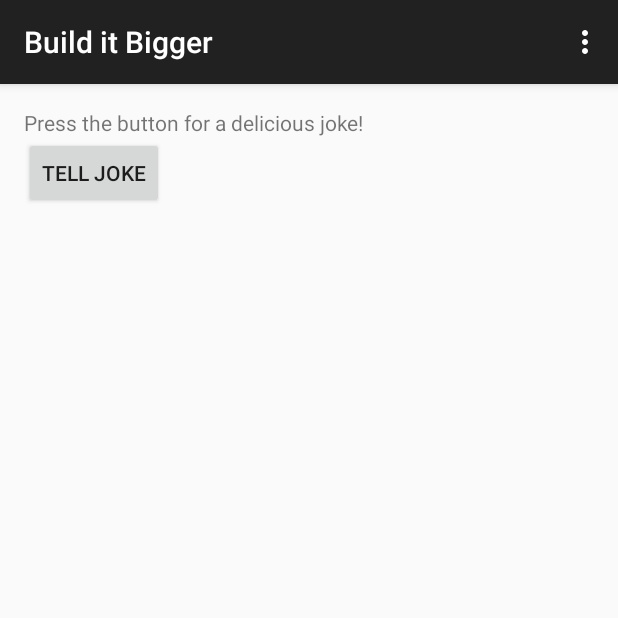
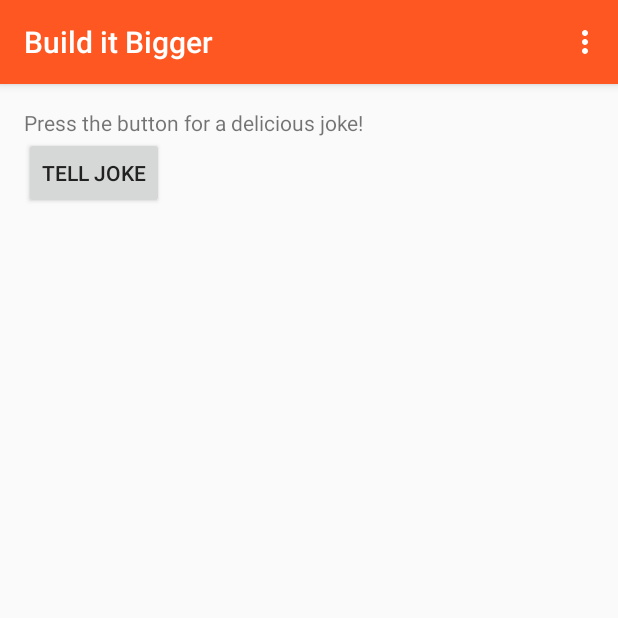
Before and after one commit to ecarrara-araujo/complete-joker, an Android app: the screen it shows after launch (MainActivity), on a phone screen of 412 x 824 dp, the top half of it. Run offline under Robolectric (Android 15) with nearby library versions, the phone set to English and light mode, and no system bars; our stand-ins replace Dagger/Hilt's generated code, Timber; libraries missing offline, so code that uses them is left out: android.support.test; 5 statements that could not run were skipped.

Commit message:
chore: adding some colors
Signed-off-by: Eduardo Carrara <ecarrara.araujo@gmail.com>

```diff
--- /dev/null
+++ b/app/src/main/res/values/colors.xml
@@ -0,0 +1,34 @@
+<?xml version="1.0" encoding="utf-8"?>
+<resources>
+
+    <color name="primary">@color/deep_orange_500</color>
+    <color name="primary_dark">@color/deep_orange_700</color>
+    <color name="primary_light">@color/deep_orange_100</color>
+    <color name="accent">@color/amber_500</color>
+    <color name="primary_text">@color/grey_900</color>
+    <color name="secondary_text">@color/grey_600</color>
+    <color name="icons">@color/white</color>
+    <color name="divider">@color/grey_400</color>
+
+    <!-- Blacks -->
+    <color name="black">#000000</color>
+    <color name="black_transparent">#00000000</color>
+    <color name="black_semi_transparent">#4d000000</color>
+
+    <!-- Whites -->
+    <color name="white">#FFFFFF</color>
+
+    <!-- Oranges -->
+    <color name="deep_orange_100">#FFCCBC</color>
+    <color name="deep_orange_500">#FF5722</color>
+    <color name="deep_orange_700">#E64A19</color>
+
+    <!-- Grays -->
+    <color name="grey_400">#BDBDBD</color>
+    <color name="grey_600">#757575</color>
+    <color name="grey_900">#212121</color>
+
+    <!-- Ambers -->
+    <color name="amber_500">#FFC107</color>
+
+</resources>
--- a/app/src/main/res/values/styles.xml
+++ b/app/src/main/res/values/styles.xml
@@ -1,8 +1,14 @@
 <resources>
 
     <!-- Base application theme. -->
-    <style name="AppTheme" parent="Theme.AppCompat.Light.DarkActionBar">
-        <!-- Customize your theme here. -->
+    <style name="AppTheme" parent="AppTheme.Base" />
+
+    <style name="AppTheme.Base" parent="Theme.AppCompat.Light.DarkActionBar">
+        <item name="colorPrimary">@color/primary</item>
+        <item name="colorPrimaryDark">@color/primary_dark</item>
+        <item name="colorAccent">@color/accent</item>
+        <item name="android:textColorPrimary">@color/primary_text</item>
+        <item name="android:textColorSecondary">@color/secondary_text</item>
     </style>
 
 </resources>
```
